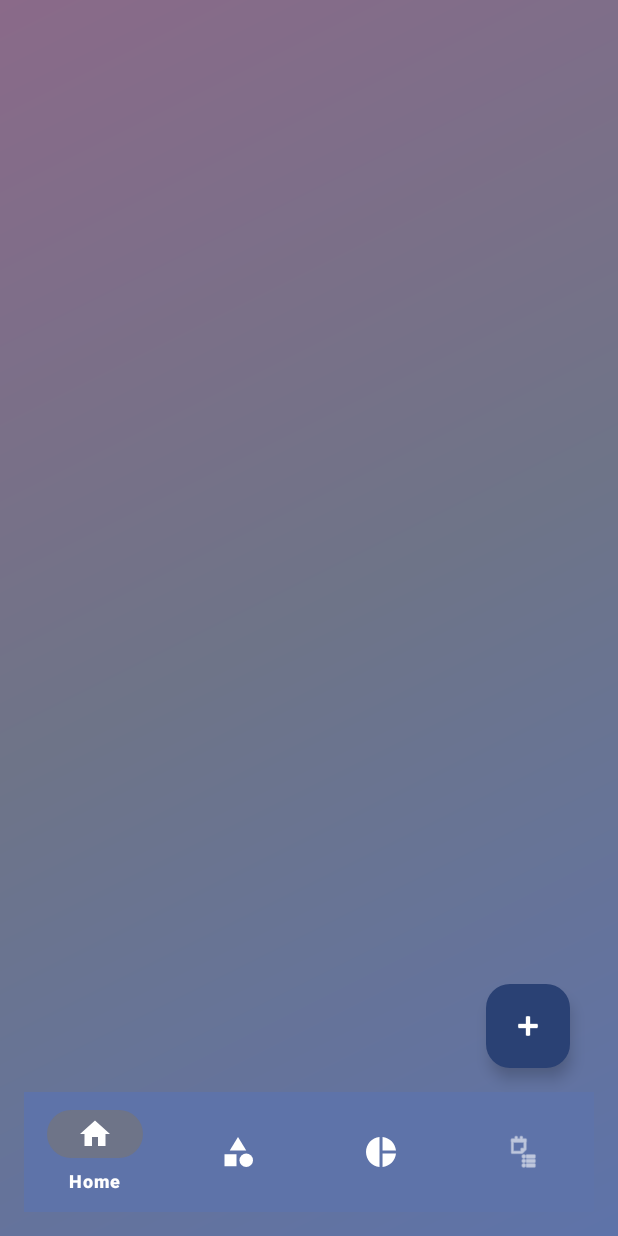
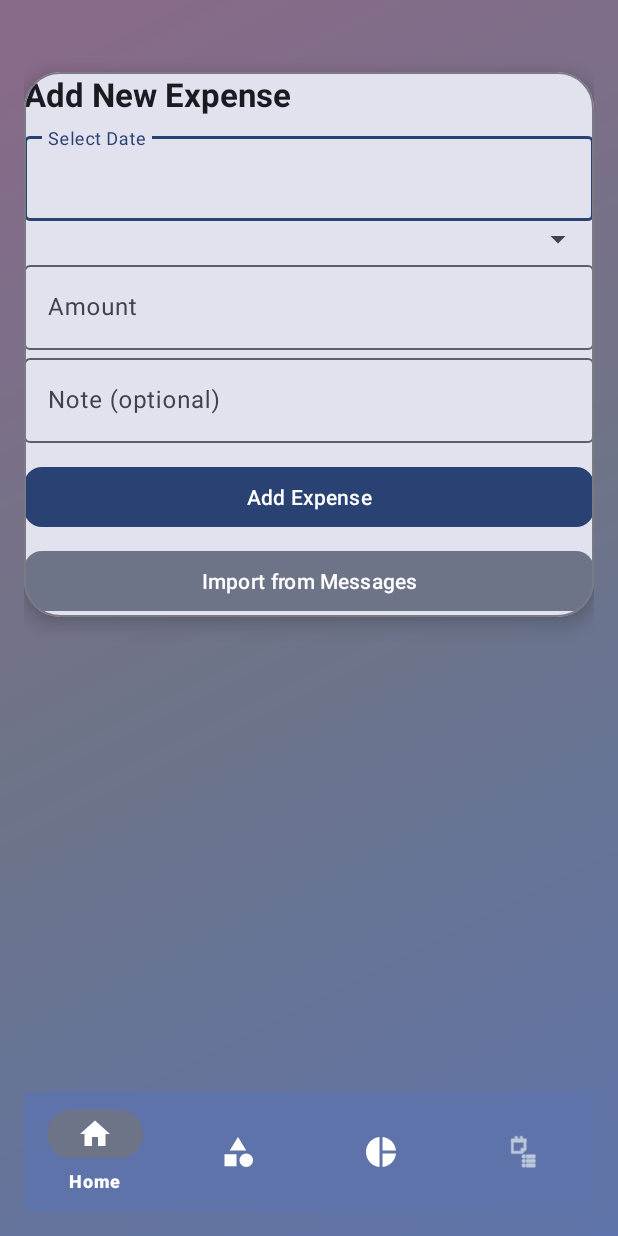
Before and after one commit to neenadthite/ApplicationAndroid, an Android app: the layout activity_main.xml on its own in the app's theme, with its tools: preview values and no code run, on a phone screen of 412 x 824 dp. Run offline under Robolectric (Android 15) with nearby library versions, the light colour scheme and no system bars.

Commit message:
Revert "Added Pie chart in home screen and add expense as dialog"
This reverts commit 0406b8dc28c3fb26a470a111f2e24fa3ebb3dc96.

```diff
--- a/ExpenseTracker2/app/src/main/res/layout/activity_main.xml
+++ b/ExpenseTracker2/app/src/main/res/layout/activity_main.xml
@@ -19,8 +19,7 @@
         app:layout_constraintStart_toStartOf="parent"
         app:layout_constraintEnd_toEndOf="parent"
         android:layout_marginTop="32dp"
-        android:padding="16dp"
-        android:visibility="gone">
+        android:padding="16dp">
 
         <LinearLayout
             android:layout_width="match_parent"
@@ -110,39 +109,25 @@
         </LinearLayout>
     </com.google.android.material.card.MaterialCardView>
 
-    <!-- Container for fragments -->
     <FrameLayout
         android:id="@+id/fragmentContainer"
         android:layout_width="0dp"
         android:layout_height="0dp"
-        app:layout_constraintTop_toTopOf="parent"
+        app:layout_constraintTop_toBottomOf="@id/addExpenseCard"
         app:layout_constraintBottom_toTopOf="@id/bottomNav"
         app:layout_constraintStart_toStartOf="parent"
-        app:layout_constraintEnd_toEndOf="parent" />
+        app:layout_constraintEnd_toEndOf="parent"
+        android:layout_marginTop="16dp" />
 
-    <!-- Bottom Navigation -->
     <com.google.android.material.bottomnavigation.BottomNavigationView
         android:id="@+id/bottomNav"
         android:layout_width="0dp"
         android:layout_height="wrap_content"
         android:background="?attr/colorPrimaryContainer"
-        app:itemIconTint="@android:color/white"
-        app:itemTextColor="@android:color/white"
         app:menu="@menu/bottom_nav_menu"
+        app:itemIconTint="@color/white"
+        app:itemTextColor="@color/white"
         app:layout_constraintBottom_toBottomOf="parent"
         app:layout_constraintStart_toStartOf="parent"
         app:layout_constraintEnd_toEndOf="parent" />
-
-    <!-- Floating Add (+) Button -->
-    <com.google.android.material.floatingactionbutton.FloatingActionButton
-        android:id="@+id/fabAddExpense"
-        android:layout_width="wrap_content"
-        android:layout_height="wrap_content"
-        android:contentDescription="Add Expense"
-        android:layout_margin="16dp"
-        app:srcCompat="@android:drawable/ic_input_add"
-        app:backgroundTint="?attr/colorPrimary"
-        android:tint="@android:color/white"
-        app:layout_constraintBottom_toTopOf="@id/bottomNav"
-        app:layout_constraintEnd_toEndOf="parent" />
 </androidx.constraintlayout.widget.ConstraintLayout>
```
Also changed, not shown: ExpenseTracker2/app/src/main/java/com/tools/expensetracker/MainActivity.kt (+15 -20 lines), ExpenseTracker2/app/src/main/java/com/tools/expensetracker/ui/AddExpenseDialogFragment.kt (deleted, +0 -54 lines), ExpenseTracker2/app/src/main/res/layout/dialog_add_expense.xml (deleted, +0 -34 lines).
